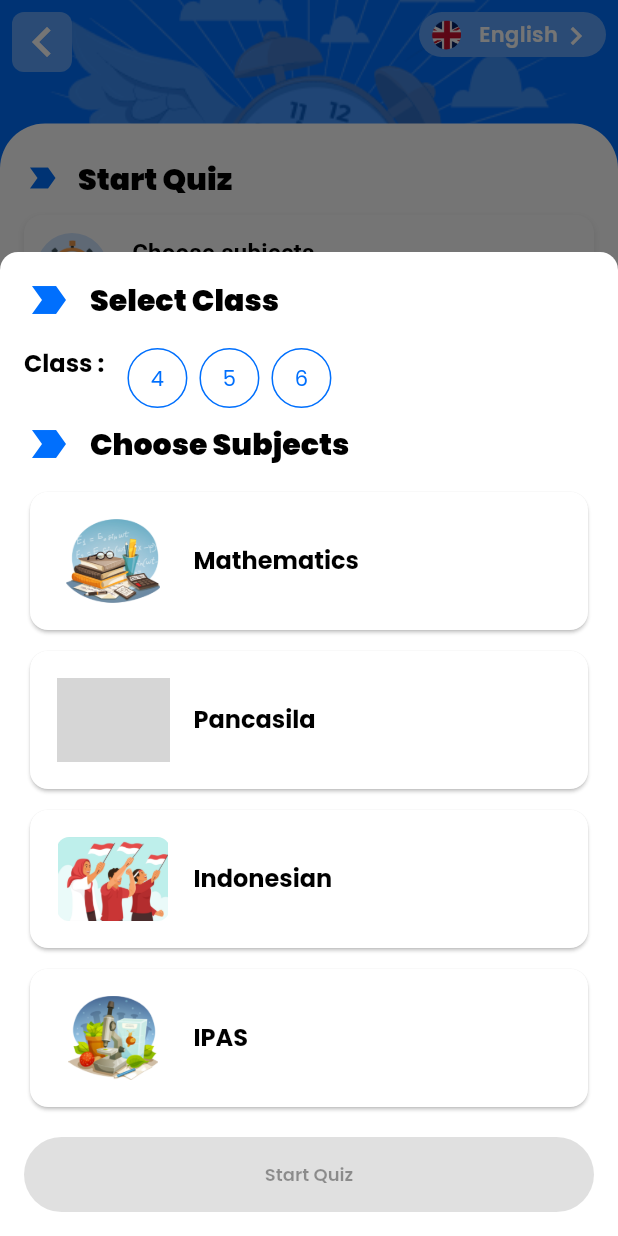
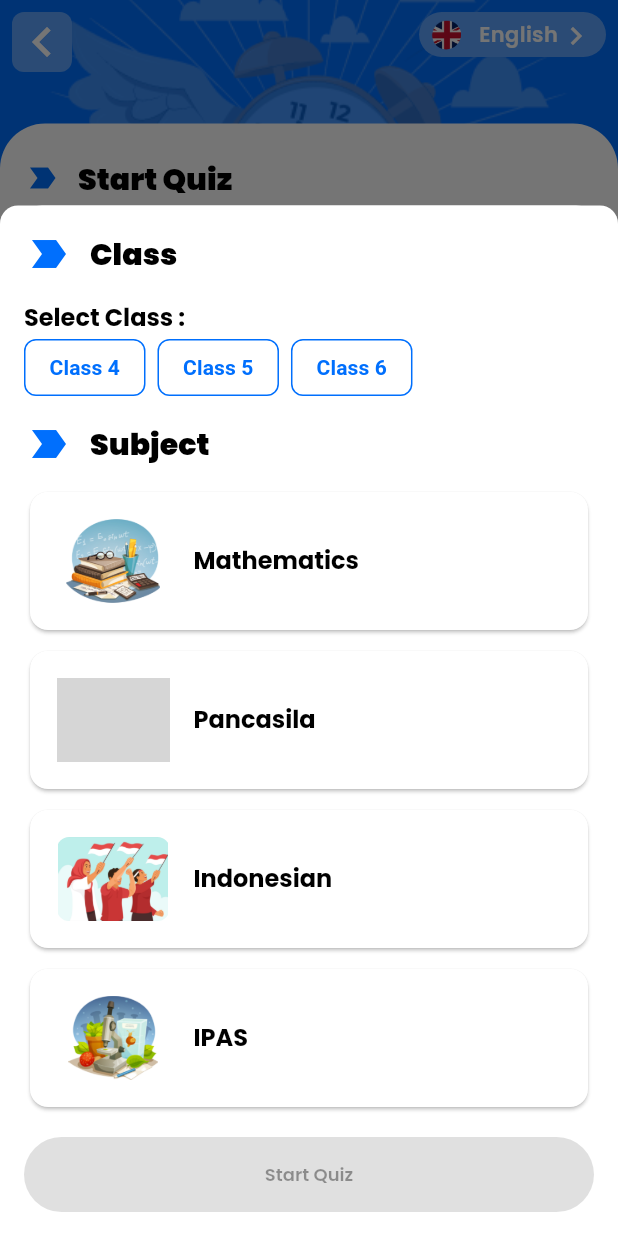
Before and after one commit to Misterblast/misterblast_flutter, a Flutter app: the QuizScreen screen opened by its route, after a tap on "Choose subjects", on a phone screen of 412 x 824 dp. Run offline on Flutter 3.47's test engine with Material 3 defaults, Android fonts, the phone set to English and light mode, and no system bars; drawn by our look-alikes of auto_size_text, fl_chart; our stand-ins replace dio, easy_localization, firebase_core, firebase_crashlytics, firebase_messaging, firebase_remote_config and 10 more; missing offline and left inert: gpt_markdown; accounts and stored records are empty; generated files the repository leaves out were written again; network calls fail; grey boxes are pictures that could not be loaded.

Commit message:
add something extra

```diff
--- a/lib/src/modules/quiz/widgets/select_subject_sheet.dart
+++ b/lib/src/modules/quiz/widgets/select_subject_sheet.dart
@@ -41,6 +41,7 @@ class _SelectSubjectSheetState extends State<SelectSubjectSheet> {
         children: [
           SingleChildScrollView(
             child: Column(
+              spacing: 16,
               children: [
                 Column(
                   spacing: 16,
@@ -59,40 +60,40 @@ class _SelectSubjectSheetState extends State<SelectSubjectSheet> {
                         Expanded(
                           child: Text(
                             maxLines: 2,
-                            context.tr("examples.select-class"),
+                            context.tr("common.class"),
                             style: Theme.of(context).textTheme.headlineLarge,
                           ),
                         ),
                       ],
                     ),
-                    Row(
-                      spacing: 12,
+                    Column(
+                      spacing: 4,
                       crossAxisAlignment: CrossAxisAlignment.start,
                       children: [
-                        Text("${context.tr("common.class")} : ",
+                        Text("${context.tr("examples.select-class")} : ",
                             style: Theme.of(context).textTheme.headlineSmall),
-                        Expanded(
-                          child: Wrap(
+                        Wrap(
+                          spacing: 8,
+                          runSpacing: 8,
                           alignment: WrapAlignment.start,
                           children: availableClasses
-                                .map((item) => InkWell(
+                              .map(
+                                (item) => InkWell(
                                   onTap: () => setState(() {
                                     _selectedClass = item;
                                   }),
                                   child: Container(
-                                        height: 40,
-                                        width: 40,
-                                        alignment: Alignment.center,
-                                        margin: const EdgeInsets.only(
-                                            right: 8, bottom: 8),
+                                    padding: const EdgeInsets.symmetric(
+                                      horizontal: 16,
+                                      vertical: 8,
+                                    ),
                                     decoration: BoxDecoration(
                                       color: _selectedClass == item
                                           ? Theme.of(context)
                                               .colorScheme
                                               .primary
                                           : Colors.white,
-                                          borderRadius:
-                                              BorderRadius.circular(100),
+                                      borderRadius: BorderRadius.circular(8),
                                       border: Border.all(
                                         color: Theme.of(context)
                                             .colorScheme
@@ -100,8 +101,12 @@ class _SelectSubjectSheetState extends State<SelectSubjectSheet> {
                                       ),
                                     ),
                                     child: Text(
-                                          item,
-                                          style: TextStyle(
+                                      "${context.tr("common.class")} $item",
+                                      style: Theme.of(context)
+                                          .textTheme
+                                          .titleSmall!
+                                          .copyWith(
+                                            fontWeight: FontWeight.bold,
                                             color: _selectedClass == item
                                                 ? Colors.white
                                                 : Theme.of(context)
@@ -110,9 +115,9 @@ class _SelectSubjectSheetState extends State<SelectSubjectSheet> {
                                           ),
                                     ),
                                   ),
-                                    ))
+                                ),
+                              )
                               .toList(),
-                          ),
                         ),
                       ],
                     )
@@ -131,7 +136,7 @@ class _SelectSubjectSheetState extends State<SelectSubjectSheet> {
                           color: Theme.of(context).colorScheme.primary,
                         ),
                         Text(
-                          "examples.pick-subject".tr(),
+                          "common.subject".tr(),
                           style: Theme.of(context).textTheme.headlineLarge,
                         ),
                       ],
```
Also changed, not shown: lib/src/modules/quiz/on_quiz_screen.dart (+38 -1 lines), lib/src/modules/quiz/widgets/quiz_display.dart (+10 -9 lines), lib/src/modules/quiz/widgets/quiz_navigation_sheet.dart (added, +55 -0 lines), lib/src/widgets/select_class_dialog.dart (+24 -21 lines). Lines whose indentation alone changed are shown as unchanged.
